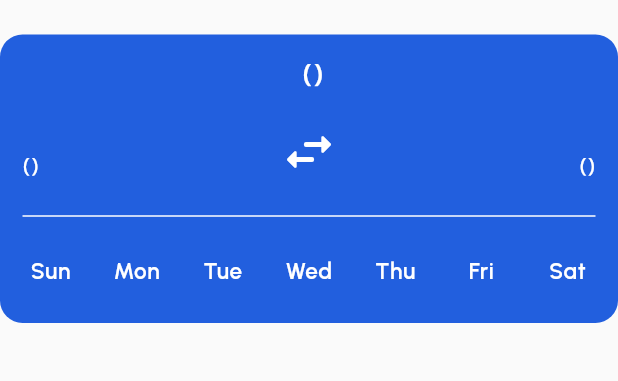
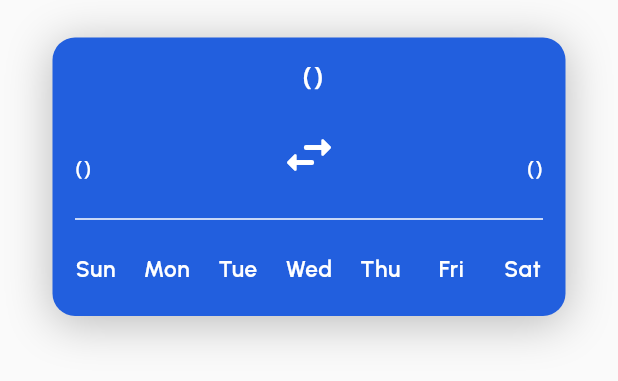
Before and after one commit to rohitpadaki/myrailguide, a Flutter app: the TrainDetails widget shown alone on an empty page, opened directly with empty values, on a phone screen of 412 x 824 dp. Shown: the top 381 px of the screen. Run offline on Flutter 3.47's test engine with Material 2 defaults, Android fonts, the light colour scheme and no system bars; our stand-ins replace cloud_firestore, firebase_core, shimmer, timeline_tile; accounts and stored records are empty.

Commit message:
changed layout to add box shadow

```diff
--- a/lib/trainresult.dart
+++ b/lib/trainresult.dart
@@ -118,10 +118,10 @@ class _TrainResultState extends State<TrainResult> {
           toolbarHeight: 72,
         ),
         body: SafeArea(
-          child: Padding(
-              padding: const EdgeInsets.symmetric(horizontal: 35),
           child: Column(children: [
-                const Align(
+            const Padding(
+              padding: EdgeInsets.only(left: 35, right: 35, bottom: 10),
+              child: Align(
                 alignment: Alignment.centerLeft,
                 child: Text(
                   "Train Schedule",
@@ -129,6 +129,7 @@ class _TrainResultState extends State<TrainResult> {
                     color: Colors.black,
                     fontFamily: "Urbanist",
                     fontSize: 25,
+                  ),
                 ),
               ),
             ),
@@ -142,7 +143,7 @@ class _TrainResultState extends State<TrainResult> {
                             )
                           : const CantFindTrain()),
             )
-              ])),
+          ]),
         ));
   }
 }
@@ -160,10 +161,12 @@ class _TrainDetailsState extends State<TrainDetails> {
   Widget build(BuildContext context) {
     // print(widget.result['from']);
     return Padding(
-      padding: const EdgeInsets.symmetric(vertical: 23.0),
+      padding: const EdgeInsets.symmetric(vertical: 25.0),
       child: Column(
         children: [
-          Container(
+          Padding(
+            padding: const EdgeInsets.symmetric(horizontal: 35),
+            child: Container(
               width: double.infinity,
               // height: 120,
               decoration: ShapeDecoration(
@@ -171,7 +174,15 @@ class _TrainDetailsState extends State<TrainDetails> {
                   shape: RoundedRectangleBorder(
                     borderRadius: BorderRadius.circular(15),
                   ),
-            ),
+                  shadows: const [
+                    BoxShadow(
+                      color: Color(0x3F000000),
+                      blurRadius: 25,
+                      offset: Offset(0, 4),
+                      spreadRadius: 1,
+                    )
+                  ]),
+
               child: Column(
                 children: [
                   Padding(
@@ -345,8 +356,9 @@ class _TrainDetailsState extends State<TrainDetails> {
                 ],
               ),
             ),
+          ),
           Padding(
-            padding: const EdgeInsets.symmetric(horizontal: 8, vertical: 10),
+            padding: const EdgeInsets.symmetric(horizontal: 43, vertical: 10),
             child: Column(
               children: [
                 for (var item in widget.result!['schedule'])
```
Also changed, not shown: lib/loading.dart (+5 -2 lines). Lines whose indentation alone changed are shown as unchanged.
